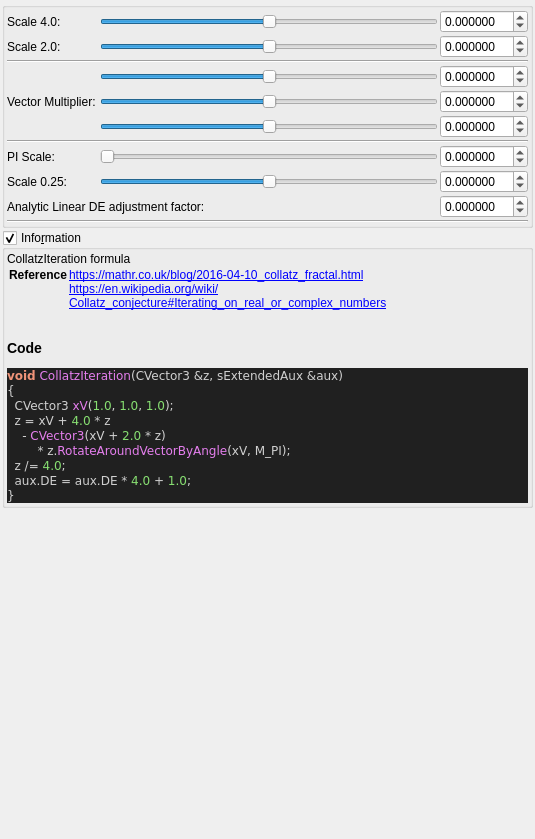
buddhi1980/mandelbulber2, file mandelbulber2/qt_data/fractal_collatz_mod.ui: the form before one commit.
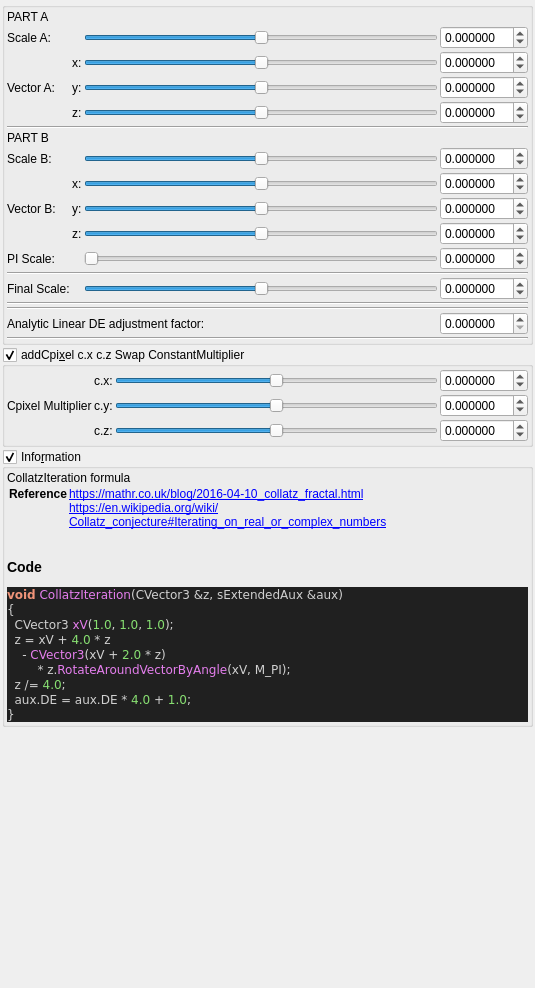
The form after the commit. Custom widgets are drawn as their Qt base class.

Commit message: updating collatz mod

Patch:
```diff
--- a/mandelbulber2/qt_data/fractal_collatz_mod.ui
+++ b/mandelbulber2/qt_data/fractal_collatz_mod.ui
@@ -7,7 +7,7 @@
     <x>0</x>
     <y>0</y>
     <width>535</width>
-    <height>839</height>
+    <height>988</height>
    </rect>
   </property>
   <property name="windowTitle">
@@ -61,7 +61,29 @@
         <property name="spacing">
          <number>2</number>
         </property>
-        <item row="9" column="3">
+        <item row="10" column="3">
+         <widget class="MyDoubleSpinBox" name="spinbox3_transf_constant_multiplier_111_y">
+          <property name="sizePolicy">
+           <sizepolicy hsizetype="Minimum" vsizetype="Maximum">
+            <horstretch>0</horstretch>
+            <verstretch>0</verstretch>
+           </sizepolicy>
+          </property>
+          <property name="decimals">
+           <number>6</number>
+          </property>
+          <property name="minimum">
+           <double>-99.989999999999995</double>
+          </property>
+          <property name="maximum">
+           <double>99.989999999999995</double>
+          </property>
+          <property name="singleStep">
+           <double>0.100000000000000</double>
+          </property>
+         </widget>
+        </item>
+        <item row="12" column="3">
          <widget class="MyDoubleSpinBox" name="spinbox_transf_scale_1">
           <property name="sizePolicy">
            <sizepolicy hsizetype="Minimum" vsizetype="Maximum">
@@ -89,7 +111,14 @@
           </property>
          </widget>
         </item>
-        <item row="4" column="2">
+        <item row="5" column="1">
+         <widget class="QLabel" name="label_121">
+          <property name="text">
+           <string>z:</string>
+          </property>
+         </widget>
+        </item>
+        <item row="10" column="2">
          <widget class="QSlider" name="slider3_transf_constant_multiplier_111_y">
           <property name="sizePolicy">
            <sizepolicy hsizetype="Expanding" vsizetype="Maximum">
@@ -108,14 +137,14 @@
           </property>
          </widget>
         </item>
-        <item row="9" column="0">
-         <widget class="QLabel" name="label_169">
+        <item row="20" column="0" colspan="3">
+         <widget class="QLabel" name="label_176">
           <property name="text">
-           <string>PI Scale:</string>
+           <string>Analytic Linear DE adjustment factor: </string>
           </property>
          </widget>
         </item>
-        <item row="0" column="2">
+        <item row="1" column="2">
          <widget class="QSlider" name="slider_transf_scale_4">
           <property name="sizePolicy">
            <sizepolicy hsizetype="Expanding" vsizetype="Maximum">
@@ -140,7 +169,7 @@
           </property>
          </widget>
         </item>
-        <item row="3" column="3">
+        <item row="9" column="3">
          <widget class="MyDoubleSpinBox" name="spinbox3_transf_constant_multiplier_111_x">
           <property name="sizePolicy">
            <sizepolicy hsizetype="Minimum" vsizetype="Maximum">
@@ -162,103 +191,56 @@
           </property>
          </widget>
         </item>
-        <item row="1" column="2">
-         <widget class="QSlider" name="slider_transf_scale_2">
-          <property name="sizePolicy">
-           <sizepolicy hsizetype="Expanding" vsizetype="Maximum">
-            <horstretch>0</horstretch>
-            <verstretch>0</verstretch>
-           </sizepolicy>
-          </property>
-          <property name="minimum">
-           <number>-10000000</number>
-          </property>
-          <property name="maximum">
-           <number>10000000</number>
-          </property>
-          <property name="value">
-           <number>0</number>
-          </property>
-          <property name="sliderPosition">
-           <number>0</number>
-          </property>
-          <property name="orientation">
-           <enum>Qt::Horizontal</enum>
-          </property>
-         </widget>
-        </item>
-        <item row="1" column="3">
-         <widget class="MyDoubleSpinBox" name="spinbox_transf_scale_2">
-          <property name="sizePolicy">
-           <sizepolicy hsizetype="Minimum" vsizetype="Maximum">
-            <horstretch>0</horstretch>
-            <verstretch>0</verstretch>
-           </sizepolicy>
-          </property>
-          <property name="prefix">
-           <string/>
-          </property>
-          <property name="suffix">
-           <string/>
-          </property>
-          <property name="decimals">
-           <number>6</number>
-          </property>
-          <property name="minimum">
-           <double>-99.989999999999995</double>
-          </property>
-          <property name="maximum">
-           <double>99.989999999999995</double>
-          </property>
-          <property name="singleStep">
-           <double>0.100000000000000</double>
-          </property>
-         </widget>
-        </item>
-        <item row="13" column="0" colspan="4">
+        <item row="22" column="0" colspan="4">
          <widget class="Line" name="line_27">
           <property name="orientation">
            <enum>Qt::Horizontal</enum>
           </property>
          </widget>
         </item>
-        <item row="7" column="0" colspan="4">
+        <item row="14" column="0" colspan="4">
          <widget class="Line" name="line_26">
           <property name="orientation">
            <enum>Qt::Horizontal</enum>
           </property>
          </widget>
         </item>
-        <item row="4" column="3">
-         <widget class="MyDoubleSpinBox" name="spinbox3_transf_constant_multiplier_111_y">
-          <property name="sizePolicy">
-           <sizepolicy hsizetype="Minimum" vsizetype="Maximum">
-            <horstretch>0</horstretch>
-            <verstretch>0</verstretch>
-           </sizepolicy>
-          </property>
-          <property name="decimals">
-           <number>6</number>
-          </property>
-          <property name="minimum">
-           <double>-99.989999999999995</double>
-          </property>
-          <property name="maximum">
-           <double>99.989999999999995</double>
-          </property>
-          <property name="singleStep">
-           <double>0.100000000000000</double>
-          </property>
-         </widget>
-        </item>
-        <item row="10" column="0">
+        <item row="17" column="0">
          <widget class="QLabel" name="label_173">
           <property name="text">
-           <string>Scale 0.25:</string>
+           <string>Final Scale:</string>
           </property>
          </widget>
         </item>
-        <item row="5" column="2">
+        <item row="20" column="3">
+         <widget class="MyDoubleSpinBox" name="spinbox_transf_scaleA_1">
+          <property name="sizePolicy">
+           <sizepolicy hsizetype="Minimum" vsizetype="Maximum">
+            <horstretch>0</horstretch>
+            <verstretch>0</verstretch>
+           </sizepolicy>
+          </property>
+          <property name="prefix">
+           <string/>
+          </property>
+          <property name="suffix">
+           <string/>
+          </property>
+          <property name="decimals">
+           <number>6</number>
+          </property>
+          <property name="minimum">
+           <double>0.000000000000000</double>
+          </property>
+          <property name="maximum">
+           <double>99.989999999999995</double>
+          </property>
+          <property name="singleStep">
+           <double>0.100000000000000</double>
+          </property>
+         </widget>
+        </item>
+        <item row="11" column="2">
          <widget class="QSlider" name="slider3_transf_constant_multiplier_111_z">
           <property name="sizePolicy">
            <sizepolicy hsizetype="Expanding" vsizetype="Maximum">
@@ -278,38 +260,6 @@
          </widget>
         </item>
         <item row="9" column="2">
-         <widget class="QSlider" name="slider_transf_scale_1">
-          <property name="sizePolicy">
-           <sizepolicy hsizetype="Expanding" vsizetype="Maximum">
-            <horstretch>0</horstretch>
-            <verstretch>0</verstretch>
-           </sizepolicy>
-          </property>
-          <property name="minimum">
-           <number>0</number>
-          </property>
-          <property name="maximum">
-           <number>2000000</number>
-          </property>
-          <property name="value">
-           <number>0</number>
-          </property>
-          <property name="sliderPosition">
-           <number>0</number>
-          </property>
-          <property name="orientation">
-           <enum>Qt::Horizontal</enum>
-          </property>
-         </widget>
-        </item>
-        <item row="4" column="0">
-         <widget class="QLabel" name="label_112">
-          <property name="text">
-           <string>Vector Multiplier:</string>
-          </property>
-         </widget>
-        </item>
-        <item row="3" column="2">
          <widget class="QSlider" name="slider3_transf_constant_multiplier_111_x">
           <property name="sizePolicy">
            <sizepolicy hsizetype="Expanding" vsizetype="Maximum">
@@ -328,7 +278,32 @@
           </property>
          </widget>
         </item>
-        <item row="5" column="3">
+        <item row="17" column="2">
+         <widget class="QSlider" name="slider_transf_scale_025">
+          <property name="sizePolicy">
+           <sizepolicy hsizetype="Expanding" vsizetype="Maximum">
+            <horstretch>0</horstretch>
+            <verstretch>0</verstretch>
+           </sizepolicy>
+          </property>
+          <property name="minimum">
+           <number>-10000000</number>
+          </property>
+          <property name="maximum">
+           <number>10000000</number>
+          </property>
+          <property name="value">
+           <number>0</number>
+          </property>
+          <property name="sliderPosition">
+           <number>0</number>
+          </property>
+          <property name="orientation">
+           <enum>Qt::Horizontal</enum>
+          </property>
+         </widget>
+        </item>
+        <item row="11" column="3">
          <widget class="MyDoubleSpinBox" name="spinbox3_transf_constant_multiplier_111_z">
           <property name="sizePolicy">
            <sizepolicy hsizetype="Minimum" vsizetype="Maximum">
@@ -350,7 +325,7 @@
           </property>
          </widget>
         </item>
-        <item row="10" column="3">
+        <item row="17" column="3">
          <widget class="MyDoubleSpinBox" name="spinbox_transf_scale_025">
           <property name="sizePolicy">
            <sizepolicy hsizetype="Minimum" vsizetype="Maximum">
@@ -378,46 +353,21 @@
           </property>
          </widget>
         </item>
-        <item row="10" column="2">
-         <widget class="QSlider" name="slider_transf_scale_025">
-          <property name="sizePolicy">
-           <sizepolicy hsizetype="Expanding" vsizetype="Maximum">
-            <horstretch>0</horstretch>
-            <verstretch>0</verstretch>
-           </sizepolicy>
-          </property>
-          <property name="minimum">
-           <number>-10000000</number>
-          </property>
-          <property name="maximum">
-           <number>10000000</number>
-          </property>
-          <property name="value">
-           <number>0</number>
-          </property>
-          <property name="sliderPosition">
-           <number>0</number>
-          </property>
-          <property name="orientation">
-           <enum>Qt::Horizontal</enum>
-          </property>
-         </widget>
-        </item>
-        <item row="2" column="0" colspan="4">
+        <item row="6" column="0" colspan="4">
          <widget class="Line" name="line_28">
           <property name="orientation">
            <enum>Qt::Horizontal</enum>
           </property>
          </widget>
         </item>
-        <item row="0" column="0">
+        <item row="1" column="0">
          <widget class="QLabel" name="label_174">
           <property name="text">
-           <string>Scale 4.0:</string>
+           <string>Scale A:</string>
           </property>
          </widget>
         </item>
-        <item row="0" column="3">
+        <item row="1" column="3">
          <widget class="MyDoubleSpinBox" name="spinbox_transf_scale_4">
           <property name="sizePolicy">
            <sizepolicy hsizetype="Minimum" vsizetype="Maximum">
@@ -445,24 +395,245 @@
           </property>
          </widget>
         </item>
-        <item row="1" column="0">
+        <item row="8" column="2">
+         <widget class="QSlider" name="slider_transf_scale_2">
+          <property name="sizePolicy">
+           <sizepolicy hsizetype="Expanding" vsizetype="Maximum">
+            <horstretch>0</horstretch>
+            <verstretch>0</verstretch>
+           </sizepolicy>
+          </property>
+          <property name="minimum">
+           <number>-10000000</number>
+          </property>
+          <property name="maximum">
+           <number>10000000</number>
+          </property>
+          <property name="value">
+           <number>0</number>
+          </property>
+          <property name="sliderPosition">
+           <number>0</number>
+          </property>
+          <property name="orientation">
+           <enum>Qt::Horizontal</enum>
+          </property>
+         </widget>
+        </item>
+        <item row="3" column="1">
+         <widget class="QLabel" name="label_112">
+          <property name="text">
+           <string>x:</string>
+          </property>
+         </widget>
+        </item>
+        <item row="10" column="0">
+         <widget class="QLabel" name="label_113">
+          <property name="text">
+           <string>Vector B:</string>
+          </property>
+         </widget>
+        </item>
+        <item row="8" column="0">
+         <widget class="QLabel" name="label_177">
+          <property name="text">
+           <string>Scale B:</string>
+          </property>
+         </widget>
+        </item>
+        <item row="19" column="0" colspan="4">
+         <widget class="Line" name="line_32">
+          <property name="orientation">
+           <enum>Qt::Horizontal</enum>
+          </property>
+         </widget>
+        </item>
+        <item row="12" column="0">
+         <widget class="QLabel" name="label_169">
+          <property name="text">
+           <string>PI Scale:</string>
+          </property>
+         </widget>
+        </item>
+        <item row="3" column="2">
+         <widget class="QSlider" name="slider3_transf_constant_multiplierB_111_x">
+          <property name="sizePolicy">
+           <sizepolicy hsizetype="Expanding" vsizetype="Maximum">
+            <horstretch>0</horstretch>
+            <verstretch>0</verstretch>
+           </sizepolicy>
+          </property>
+          <property name="minimum">
+           <number>-5000000</number>
+          </property>
+          <property name="maximum">
+           <number>5000000</number>
+          </property>
+          <property name="orientation">
+           <enum>Qt::Horizontal</enum>
+          </property>
+         </widget>
+        </item>
+        <item row="10" column="1">
+         <widget class="QLabel" name="label_120">
+          <property name="text">
+           <string>y:</string>
+          </property>
+         </widget>
+        </item>
+        <item row="4" column="1">
+         <widget class="QLabel" name="label_119">
+          <property name="text">
+           <string>y:</string>
+          </property>
+         </widget>
+        </item>
+        <item row="7" column="0">
+         <widget class="QLabel" name="label_178">
+          <property name="text">
+           <string>PART B</string>
+          </property>
+         </widget>
+        </item>
+        <item row="0" column="0">
          <widget class="QLabel" name="label_175">
           <property name="text">
-           <string>Scale 2.0:</string>
+           <string>PART A</string>
           </property>
          </widget>
         </item>
-        <item row="11" column="3">
-         <widget class="MyDoubleSpinBox" name="spinbox_transf_scaleA_1">
+        <item row="12" column="2">
+         <widget class="QSlider" name="slider_transf_scale_1">
           <property name="sizePolicy">
+           <sizepolicy hsizetype="Expanding" vsizetype="Maximum">
+            <horstretch>0</horstretch>
+            <verstretch>0</verstretch>
+           </sizepolicy>
+          </property>
+          <property name="minimum">
+           <number>0</number>
+          </property>
+          <property name="maximum">
+           <number>2000000</number>
+          </property>
+          <property name="value">
+           <number>0</number>
+          </property>
+          <property name="sliderPosition">
+           <number>0</number>
+          </property>
+          <property name="orientation">
+           <enum>Qt::Horizontal</enum>
+          </property>
+         </widget>
+        </item>
+        <item row="4" column="3">
+         <widget class="MyDoubleSpinBox" name="spinbox3_transf_constant_multiplierB_111_y">
+          <property name="sizePolicy">
            <sizepolicy hsizetype="Minimum" vsizetype="Maximum">
             <horstretch>0</horstretch>
             <verstretch>0</verstretch>
            </sizepolicy>
           </property>
+          <property name="decimals">
+           <number>6</number>
+          </property>
+          <property name="minimum">
+           <double>-99.989999999999995</double>
+          </property>
+          <property name="maximum">
+           <double>99.989999999999995</double>
+          </property>
+          <property name="singleStep">
+           <double>0.100000000000000</double>
+          </property>
+         </widget>
+        </item>
+        <item row="4" column="2">
+         <widget class="QSlider" name="slider3_transf_constant_multiplierB_111_y">
+          <property name="sizePolicy">
+           <sizepolicy hsizetype="Expanding" vsizetype="Maximum">
+            <horstretch>0</horstretch>
+            <verstretch>0</verstretch>
+           </sizepolicy>
+          </property>
+          <property name="minimum">
+           <number>-5000000</number>
+          </property>
+          <property name="maximum">
+           <number>5000000</number>
+          </property>
+          <property name="orientation">
+           <enum>Qt::Horizontal</enum>
+          </property>
+         </widget>
+        </item>
+        <item row="3" column="3">
+         <widget class="MyDoubleSpinBox" name="spinbox3_transf_constant_multiplierB_111_x">
+          <property name="sizePolicy">
+           <sizepolicy hsizetype="Minimum" vsizetype="Maximum">
+            <horstretch>0</horstretch>
+            <verstretch>0</verstretch>
+           </sizepolicy>
+          </property>
           <property name="prefix">
            <string/>
           </property>
+          <property name="decimals">
+           <number>6</number>
+          </property>
+          <property name="minimum">
+           <double>-99.989999999999995</double>
+          </property>
+          <property name="singleStep">
+           <double>0.100000000000000</double>
+          </property>
+         </widget>
+        </item>
+        <item row="9" column="1">
+         <widget class="QLabel" name="label_118">
+          <property name="text">
+           <string>x:</string>
+          </property>
+         </widget>
+        </item>
+        <item row="4" column="0">
+         <widget class="QLabel" name="label_114">
+          <property name="text">
+           <string>Vector A:</string>
+          </property>
+         </widget>
+        </item>
+        <item row="5" column="2">
+         <widget class="QSlider" name="slider3_transf_constant_multiplierB_111_z">
+          <property name="sizePolicy">
+           <sizepolicy hsizetype="Expanding" vsizetype="Maximum">
+            <horstretch>0</horstretch>
+            <verstretch>0</verstretch>
+           </sizepolicy>
+          </property>
+          <property name="minimum">
+           <number>-5000000</number>
+          </property>
+          <property name="maximum">
+           <number>5000000</number>
+          </property>
+          <property name="orientation">
+           <enum>Qt::Horizontal</enum>
+          </property>
+         </widget>
+        </item>
+        <item row="8" column="3">
+         <widget class="MyDoubleSpinBox" name="spinbox_transf_scale_2">
+          <property name="sizePolicy">
+           <sizepolicy hsizetype="Minimum" vsizetype="Maximum">
+            <horstretch>0</horstretch>
+            <verstretch>0</verstretch>
+           </sizepolicy>
+          </property>
+          <property name="prefix">
+           <string/>
+          </property>
           <property name="suffix">
            <string/>
           </property>
@@ -480,10 +651,263 @@
           </property>
          </widget>
         </item>
-        <item row="11" column="0" colspan="3">
-         <widget class="QLabel" name="label_176">
+        <item row="5" column="3">
+         <widget class="MyDoubleSpinBox" name="spinbox3_transf_constant_multiplierB_111_z">
+          <property name="sizePolicy">
+           <sizepolicy hsizetype="Minimum" vsizetype="Maximum">
+            <horstretch>0</horstretch>
+            <verstretch>0</verstretch>
+           </sizepolicy>
+          </property>
+          <property name="decimals">
+           <number>6</number>
+          </property>
+          <property name="minimum">
+           <double>-99.989999999999995</double>
+          </property>
+          <property name="maximum">
+           <double>99.989999999999995</double>
+          </property>
+          <property name="singleStep">
+           <double>0.100000000000000</double>
+          </property>
+         </widget>
+        </item>
+        <item row="18" column="0" colspan="4">
+         <widget class="Line" name="line_33">
+          <property name="orientation">
+           <enum>Qt::Horizontal</enum>
+          </property>
+         </widget>
+        </item>
+        <item row="11" column="1">
+         <widget class="QLabel" name="label_122">
           <property name="text">
-           <string>Analytic Linear DE adjustment factor: </string>
+           <string>z:</string>
+          </property>
+         </widget>
+        </item>
+       </layout>
+      </item>
+     </layout>
+    </widget>
+   </item>
+   <item>
+    <widget class="MyGroupBox" name="groupCheck_transf_addCpixel_enabled_false">
+     <property name="toolTip">
+      <string>&lt;html&gt;&lt;head/&gt;&lt;body&gt;&lt;p&gt;Cpixel is CVector3 c = ( c.x, c.y, c.z). It is each original point (pixel) in 3D space where the iteration starts from, ( c = original z for each point .) It is commonly found in formula structures z = f(z) + c.&lt;/p&gt;&lt;p&gt;The Cpixel multiplier effectively scales this point &amp;quot;c&amp;quot;.&lt;/p&gt;&lt;p&gt;This transform allows the swapping of the order of the &amp;quot;CVector3 c&amp;quot; components before being multiplied by &amp;quot;CVector3 z&amp;quot; components.&lt;/p&gt;&lt;/body&gt;&lt;/html&gt;</string>
+     </property>
+     <property name="title">
+      <string>addCpi&amp;xel c.x c.z Swap ConstantMultiplier</string>
+     </property>
+     <property name="checkable">
+      <bool>true</bool>
+     </property>
+     <layout class="QVBoxLayout" name="verticalLayout_49">
+      <property name="spacing">
+       <number>2</number>
+      </property>
+      <property name="leftMargin">
+       <number>2</number>
+      </property>
+      <property name="topMargin">
+       <number>2</number>
+      </property>
+      <property name="rightMargin">
+       <number>2</number>
+      </property>
+      <property name="bottomMargin">
+       <number>2</number>
+      </property>
+      <item>
+       <layout class="QGridLayout" name="gridLayout_23">
+        <property name="spacing">
+         <number>2</number>
+        </property>
+        <item row="1" column="2">
+         <widget class="QSlider" name="slider3_transf_constant_multiplierA_111_y">
+          <property name="sizePolicy">
+           <sizepolicy hsizetype="Expanding" vsizetype="Maximum">
+            <horstretch>0</horstretch>
+            <verstretch>0</verstretch>
+           </sizepolicy>
+          </property>
+          <property name="minimum">
+           <number>-10000000</number>
+          </property>
+          <property name="maximum">
+           <number>10000000</number>
+          </property>
+          <property name="value">
+           <number>0</number>
+          </property>
+          <property name="sliderPosition">
+           <number>0</number>
+          </property>
+          <property name="orientation">
+           <enum>Qt::Horizontal</enum>
+          </property>
+         </widget>
+        </item>
+        <item row="1" column="3">
+         <widget class="MyDoubleSpinBox" name="spinbox3_transf_constant_multiplierA_111_y">
+          <property name="sizePolicy">
+           <sizepolicy hsizetype="Minimum" vsizetype="Maximum">
+            <horstretch>0</horstretch>
+            <verstretch>0</verstretch>
+           </sizepolicy>
+          </property>
+          <property name="prefix">
+           <string/>
+          </property>
+          <property name="suffix">
+           <string/>
+          </property>
+          <property name="decimals">
+           <number>6</number>
+          </property>
+          <property name="minimum">
+           <double>-99.989999999999995</double>
+          </property>
+          <property name="maximum">
+           <double>99.989999999999995</double>
+          </property>
+          <property name="singleStep">
+           <double>0.100000000000000</double>
+          </property>
+         </widget>
+        </item>
+        <item row="2" column="2">
+         <widget class="QSlider" name="slider3_transf_constant_multiplierA_111_z">
+          <property name="sizePolicy">
+           <sizepolicy hsizetype="Expanding" vsizetype="Maximum">
+            <horstretch>0</horstretch>
+            <verstretch>0</verstretch>
+           </sizepolicy>
+          </property>
+          <property name="minimum">
+           <number>-10000000</number>
+          </property>
+          <property name="maximum">
+           <number>10000000</number>
+          </property>
+          <property name="value">
+           <number>0</number>
+          </property>
+          <property name="sliderPosition">
+           <number>0</number>
+          </property>
+          <property name="orientation">
+           <enum>Qt::Horizontal</enum>
+          </property>
+         </widget>
+        </item>
+        <item row="0" column="2">
+         <widget class="QSlider" name="slider3_transf_constant_multiplierA_111_x">
+          <property name="sizePolicy">
+           <sizepolicy hsizetype="Expanding" vsizetype="Maximum">
+            <horstretch>0</horstretch>
+            <verstretch>0</verstretch>
+           </sizepolicy>
+          </property>
+          <property name="minimum">
+           <number>-10000000</number>
+          </property>
+          <property name="maximum">
+           <number>10000000</number>
+          </property>
+          <property name="value">
+           <number>0</number>
+          </property>
+          <property name="sliderPosition">
+           <number>0</number>
+          </property>
+          <property name="orientation">
+           <enum>Qt::Horizontal</enum>
+          </property>
+         </widget>
+        </item>
+        <item row="0" column="3">
+         <widget class="MyDoubleSpinBox" name="spinbox3_transf_constant_multiplierA_111_x">
+          <property name="sizePolicy">
+           <sizepolicy hsizetype="Minimum" vsizetype="Maximum">
+            <horstretch>0</horstretch>
+            <verstretch>0</verstretch>
+           </sizepolicy>
+          </property>
+          <property name="prefix">
+           <string/>
+          </property>
+          <property name="suffix">
+           <string/>
+          </property>
+          <property name="decimals">
+           <number>6</number>
+          </property>
+          <property name="minimum">
+           <double>-99.989999999999995</double>
+          </property>
+          <property name="maximum">
+           <double>99.989999999999995</double>
+          </property>
+          <property name="singleStep">
+           <double>0.100000000000000</double>
+          </property>
+         </widget>
+        </item>
+        <item row="2" column="1">
+         <widget class="QLabel" name="label_111">
+          <property name="text">
+           <string>c.z:</string>
+          </property>
+         </widget>
+        </item>
+        <item row="1" column="1">
+         <widget class="QLabel" name="label_110">
+          <property name="text">
+           <string>c.y:</string>
+          </property>
+         </widget>
+        </item>
+        <item row="1" column="0">
+         <widget class="QLabel" name="label_108">
+          <property name="text">
+           <string>Cpixel Multiplier</string>
+          </property>
+         </widget>
+        </item>
+        <item row="2" column="3">
+         <widget class="MyDoubleSpinBox" name="spinbox3_transf_constant_multiplierA_111_z">
+          <property name="sizePolicy">
+           <sizepolicy hsizetype="Minimum" vsizetype="Maximum">
+            <horstretch>0</horstretch>
+            <verstretch>0</verstretch>
+           </sizepolicy>
+          </property>
+          <property name="prefix">
+           <string/>
+          </property>
+          <property name="suffix">
+           <string/>
+          </property>
+          <property name="decimals">
+           <number>6</number>
+          </property>
+          <property name="minimum">
+           <double>-99.989999999999995</double>
+          </property>
+          <property name="maximum">
+           <double>99.989999999999995</double>
+          </property>
+          <property name="singleStep">
+           <double>0.100000000000000</double>
+          </property>
+         </widget>
+        </item>
+        <item row="0" column="1">
+         <widget class="QLabel" name="label_109">
+          <property name="text">
+           <string>c.x:</string>
           </property>
          </widget>
         </item>
```
The commit also changes 7 other files.
